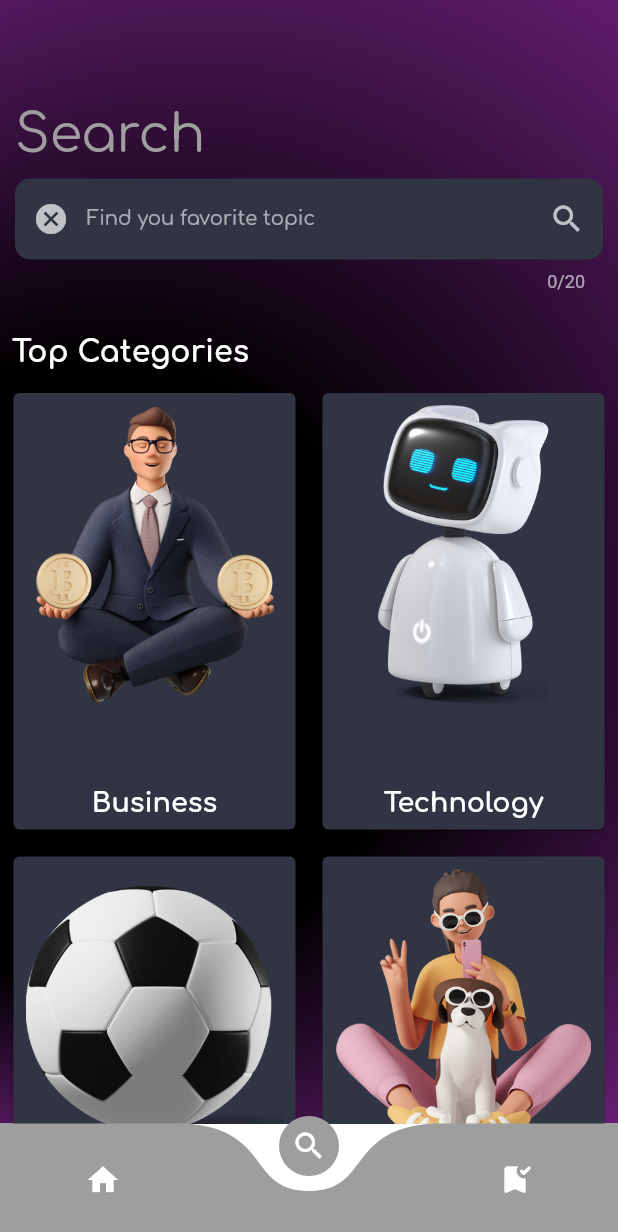
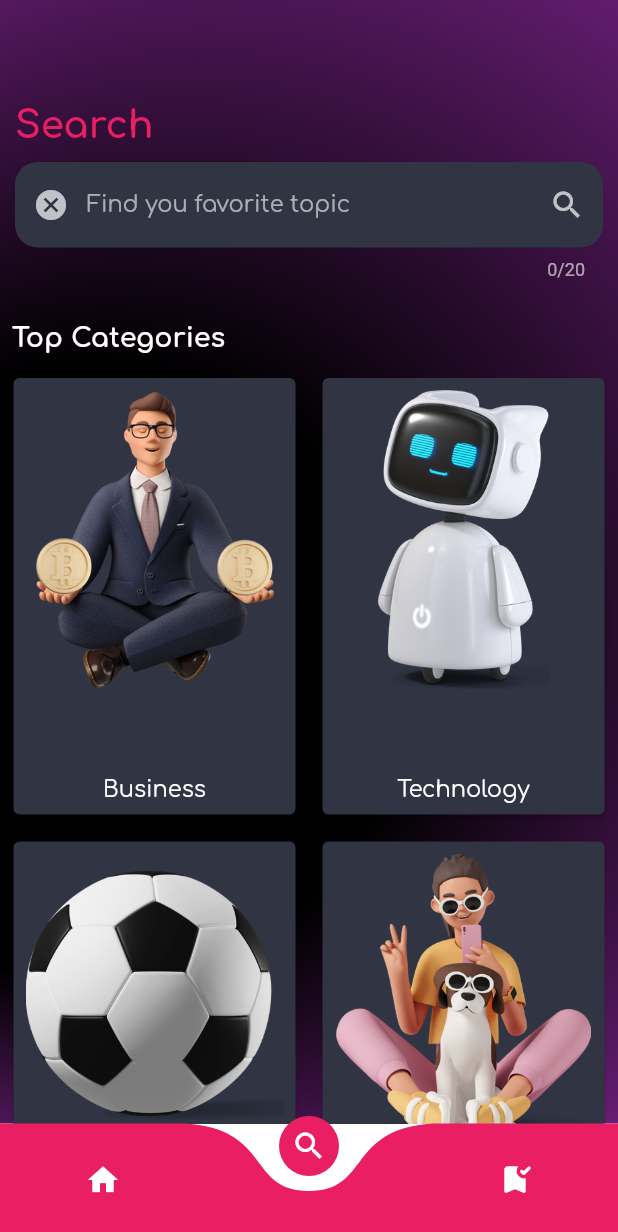
Before and after one commit to ChiragGaonkar/NewsApp, a Flutter app: the screen it shows after launch, item 2 of the bottom bar chosen, on a phone screen of 412 x 824 dp. Shown: the top 1232 px of the screen. Run offline on Flutter 3.47's test engine with Material 2 defaults, Android fonts, the light colour scheme and no system bars; drawn by our look-alikes of curved_navigation_bar; our stand-ins replace carousel_slider; network calls fail.

Commit message:
Changed FontSize

```diff
--- a/lib/main.dart
+++ b/lib/main.dart
@@ -8,6 +8,7 @@ import 'package:newsapp/screens/news_in_detail_screen.dart';
 import 'package:newsapp/screens/search_screen.dart';
 import 'screens/home_page.dart';
 import 'package:provider/provider.dart';
+import 'package:flutter/services.dart';
 
 void main() {
   runApp(const MyApp());
@@ -23,11 +24,11 @@ class MyApp extends StatelessWidget {
         ChangeNotifierProvider(create: (ctx) => BookMarkProvider()),
       ],
       child: MaterialApp(
-        title: 'Flutter Demo',
+        title: 'News App',
         debugShowCheckedModeBanner: false,
         theme: ThemeData(
-          primarySwatch: Colors.grey,
-          primaryColor: Colors.grey,
+          primarySwatch: Colors.pink,
+          primaryColor: Colors.pink,
           accentColor: Colors.white,
           brightness: Brightness.dark,
           fontFamily: 'Comfortaa',
@@ -35,13 +36,28 @@ class MyApp extends StatelessWidget {
           textTheme: ThemeData.light().textTheme.copyWith(
                 bodyText1: const TextStyle(color: Colors.white, fontSize: 16),
                 bodyText2: const TextStyle(color: Colors.white, fontSize: 18),
-                subtitle1: const TextStyle(color: Colors.white, fontSize: 13),
+                subtitle1: const TextStyle(color: Colors.white, fontSize: 15),
+                subtitle2: const TextStyle(color: Colors.white, fontSize: 12),
                 headline1: const TextStyle(
-                  color: Colors.grey,
-                  fontSize: 20,
+                  color: Colors.pink,
+                  fontSize: 25,
                   fontWeight: FontWeight.bold,
                 ),
-                //style: Theme.of(context).textTheme.bodyText1
+                headline2: const TextStyle(
+                  color: Colors.white,
+                  fontSize: 15,
+                ),
+                headline3: const TextStyle(
+                  color: Colors.white,
+                  fontSize: 18,
+                  fontWeight: FontWeight.bold,
+                ),
+                headline4: const TextStyle(
+                  color: Colors.pink,
+                  fontSize: 18,
+                  fontWeight: FontWeight.bold,
+                ),
+                // style: Theme.of(context).textTheme.bodyText1
               ),
         ),
         home: HomePage(),
--- a/lib/screens/bookmark_screen.dart
+++ b/lib/screens/bookmark_screen.dart
@@ -32,10 +32,7 @@ class BookmarkScreen extends StatelessWidget {
                         const EdgeInsets.only(top: 70, left: 10, bottom: 5),
                     child: Text(
                       "Bookmark",
-                      style: TextStyle(
-                        fontSize: 35,
-                        color: Theme.of(context).primaryColor,
-                      ),
+                      style: Theme.of(context).textTheme.headline1,
                     ),
                   ),
                   const SizedBox(
--- a/lib/screens/search_screen.dart
+++ b/lib/screens/search_screen.dart
@@ -65,11 +65,7 @@ class SearchScreen extends StatelessWidget {
                     fit: BoxFit.fitWidth,
                     child: Text(
                       categoryName,
-                      style: const TextStyle(
-                        // overflow: TextOverflow.ellipsis,
-                        fontSize: 18,
-                        fontWeight: FontWeight.bold,
-                      ),
+                      style: Theme.of(context).textTheme.subtitle1,
                     ),
                   ),
                 ],
@@ -112,10 +108,7 @@ class SearchScreen extends StatelessWidget {
               padding: const EdgeInsets.only(top: 70, left: 10, bottom: 5),
               child: Text(
                 "Search",
-                style: TextStyle(
-                  fontSize: 35,
-                  color: Theme.of(context).primaryColor,
-                ),
+                style: Theme.of(context).textTheme.headline1,
               ),
             ),
             const SizedBox(
@@ -131,7 +124,7 @@ class SearchScreen extends StatelessWidget {
                   filled: true,
                   fillColor: const Color(0xFF303443),
                   border: OutlineInputBorder(
-                    borderRadius: BorderRadius.circular(10),
+                    borderRadius: BorderRadius.circular(15),
                     borderSide: BorderSide.none,
                   ),
                   hintText: "Find you favorite topic",
@@ -157,11 +150,11 @@ class SearchScreen extends StatelessWidget {
             const SizedBox(
               height: 20,
             ),
-            const Padding(
-              padding: EdgeInsets.all(8.0),
+            Padding(
+              padding: const EdgeInsets.all(8.0),
               child: Text(
                 "Top Categories",
-                style: TextStyle(fontSize: 20, fontWeight: FontWeight.bold),
+                style: Theme.of(context).textTheme.headline3,
               ),
             ),
             Expanded(
--- a/lib/widgets/home_carousel_slider.dart
+++ b/lib/widgets/home_carousel_slider.dart
@@ -56,10 +56,10 @@ class HomeCarouselSlider extends StatelessWidget {
                     child: Container(
                       width: 300,
                       color: Colors.black54,
-                      padding: const EdgeInsets.all(10),
+                      padding: const EdgeInsets.all(15),
                       child: Text(
                         title,
-                        style: TextStyle(fontSize: 20),
+                        style: Theme.of(context).textTheme.subtitle1,
                         maxLines: 3,
                         overflow: TextOverflow.ellipsis,
                       ),
@@ -73,7 +73,7 @@ class HomeCarouselSlider extends StatelessWidget {
                       padding: const EdgeInsets.all(10),
                       child: Text(
                         convertToAgo(DateTime.parse(publishedDate)),
-                        style: const TextStyle(fontSize: 12),
+                        style: Theme.of(context).textTheme.subtitle2,
                       ),
                     ),
                   )
--- a/lib/widgets/list_news.dart
+++ b/lib/widgets/list_news.dart
@@ -33,7 +33,7 @@ class ListNews extends StatelessWidget {
       },
       child: Card(
         color: const Color(0xFF303443),
-        margin: const EdgeInsets.all(5.0),
+        margin: const EdgeInsets.symmetric(vertical: 5.0, horizontal: 8.0),
         child: Row(
           children: [
             Container(
@@ -59,7 +59,7 @@ class ListNews extends StatelessWidget {
                     // if the text is in row/col use expanded to resolve text overflwing
                     child: Text(
                       title,
-                      style: Theme.of(context).textTheme.bodyText1,
+                      style: Theme.of(context).textTheme.subtitle1,
                       overflow: TextOverflow.ellipsis,
                       maxLines: 4,
                     ),
@@ -69,7 +69,7 @@ class ListNews extends StatelessWidget {
                   ),
                   Text(
                     convertToAgo(DateTime.parse(publishedDate)),
-                    style: Theme.of(context).textTheme.subtitle1,
+                    style: Theme.of(context).textTheme.subtitle2,
                   ),
                 ],
               ),
--- a/lib/widgets/nothing_here.dart
+++ b/lib/widgets/nothing_here.dart
@@ -23,7 +23,7 @@ class NothingHere extends StatelessWidget {
         ),
         Text(
           "Move Along",
-          style: Theme.of(context).textTheme.headline1,
+          style: Theme.of(context).textTheme.headline4,
         ),
       ],
     );
```
Also changed, not shown: lib/screens/home_page.dart (+10 -16 lines), lib/widgets/bookmark_list.dart (+12 -10 lines), lib/widgets/detailed_news.dart (+13 -8 lines), assets/images/demo1.png, assets/images/demo2.png.
